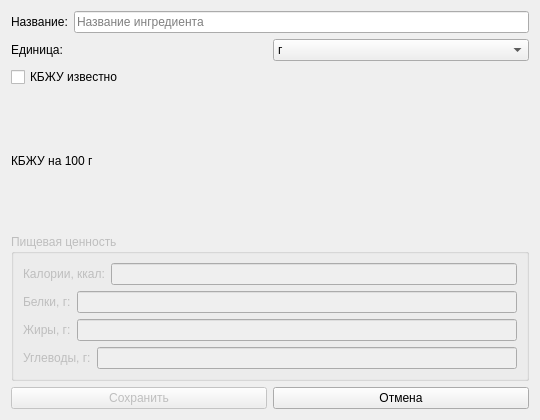
Above: ui/ingredient_editor.ui from chaykalla2026-lang/what_to_cook_Project before the change. Below: the same form after it.
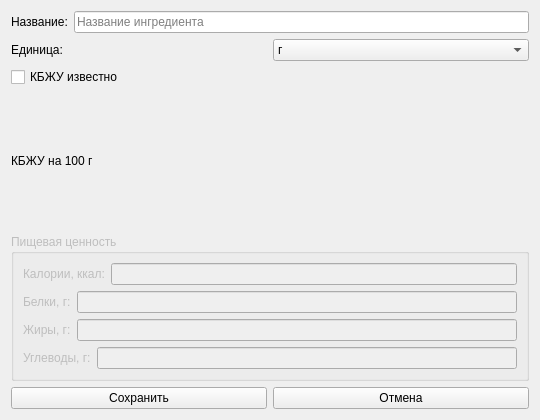
That is the form after the change.

Patch:
```diff
--- a/ui/ingredient_editor.ui
+++ b/ui/ingredient_editor.ui
@@ -189,10 +189,7 @@
         <string>Сохранить</string>
        </property>
        <property name="enabled">
-        <bool>false</bool>
-       </property>
-       <property name="toolTip">
-        <string>Будет подключено на следующем этапе</string>
+        <bool>true</bool>
        </property>
       </widget>
      </item>
```
Lines whose indentation alone changed are shown as unchanged.
